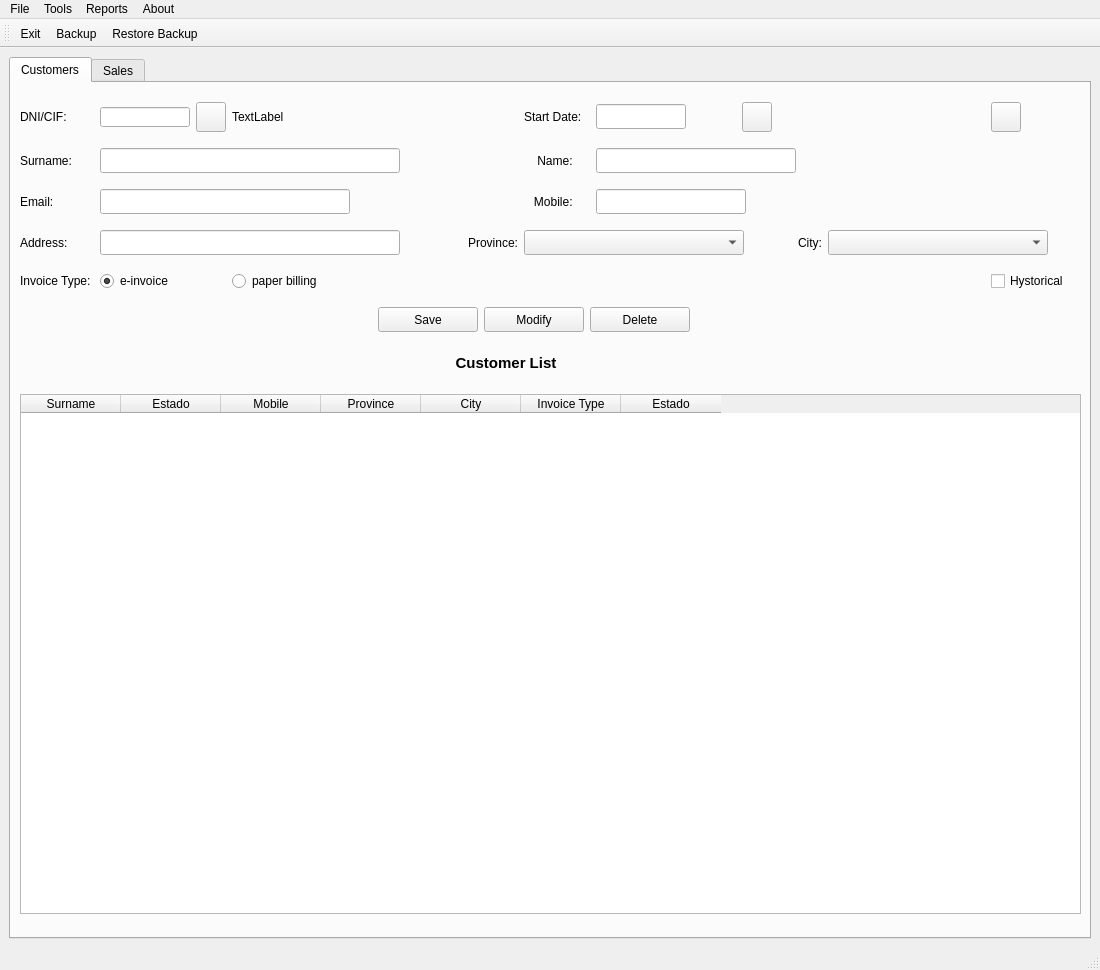
First picture: the form in templates/window.ui, repository antonrubii/ProyectoDI, before the edit.
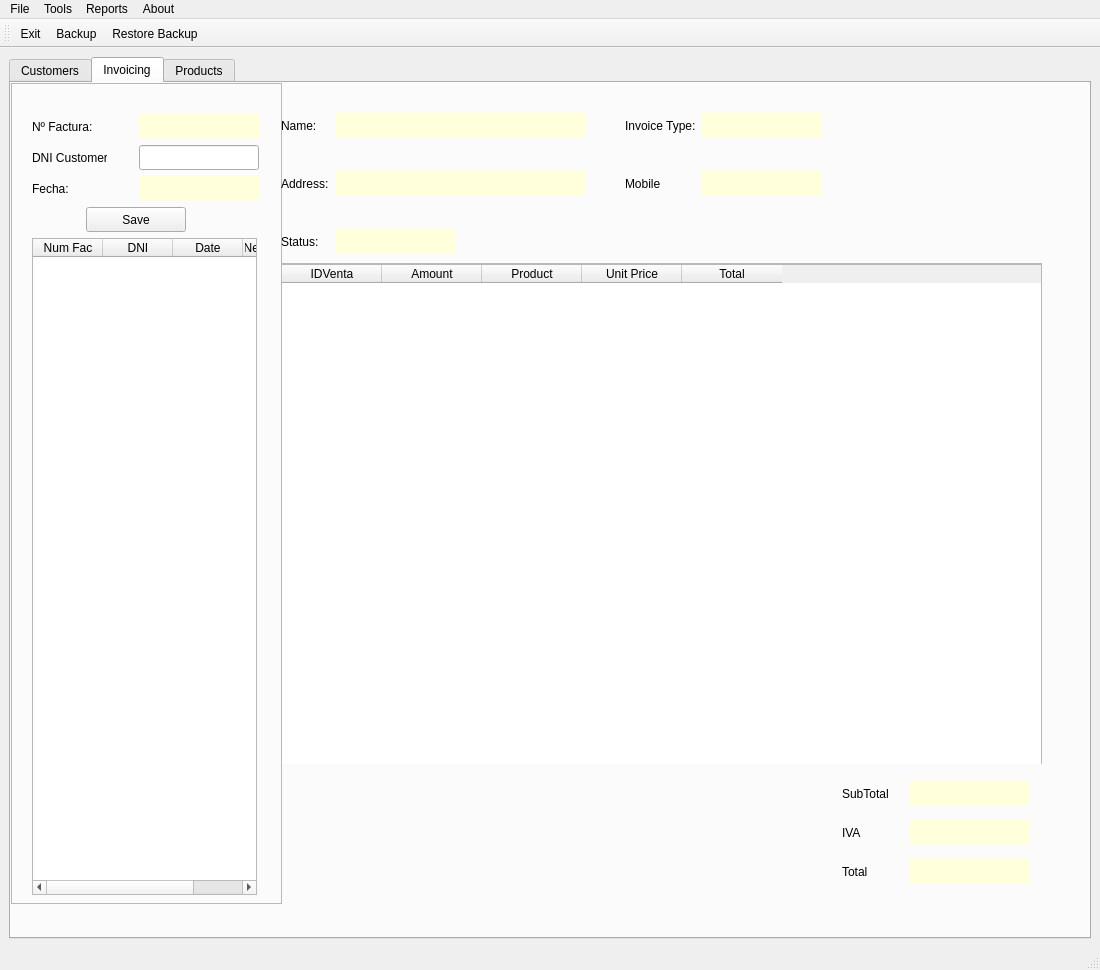
Second picture: the form after the edit. Icons and pictures are not drawn.

What changed in the file:
```diff
--- a/templates/window.ui
+++ b/templates/window.ui
@@ -46,7 +46,7 @@
        </size>
       </property>
       <property name="currentIndex">
-       <number>0</number>
+       <number>1</number>
       </property>
       <widget class="QWidget" name="tabCli">
        <property name="sizePolicy">
@@ -602,21 +602,808 @@
         </item>
        </layout>
       </widget>
+      <widget class="QWidget" name="tab">
+       <attribute name="title">
+        <string>Invoicing</string>
+       </attribute>
+       <widget class="QFrame" name="frmFac">
+        <property name="geometry">
+         <rect>
+          <x>0</x>
+          <y>0</y>
+          <width>271</width>
+          <height>821</height>
+         </rect>
+        </property>
+        <property name="frameShape">
+         <enum>QFrame::StyledPanel</enum>
+        </property>
+        <property name="frameShadow">
+         <enum>QFrame::Raised</enum>
+        </property>
+        <widget class="QWidget" name="layoutWidget">
+         <property name="geometry">
+          <rect>
+           <x>21</x>
+           <y>31</y>
+           <width>227</width>
+           <height>781</height>
+          </rect>
+         </property>
+         <layout class="QGridLayout" name="gridLayout_7">
+          <item row="0" column="0" colspan="2">
+           <widget class="QLabel" name="label">
+            <property name="maximumSize">
+             <size>
+              <width>75</width>
+              <height>16777215</height>
+             </size>
+            </property>
+            <property name="text">
+             <string>Nº Factura:</string>
+            </property>
+           </widget>
+          </item>
+          <item row="0" column="2" colspan="2">
+           <widget class="QLabel" name="lblNumFac">
+            <property name="minimumSize">
+             <size>
+              <width>0</width>
+              <height>25</height>
+             </size>
+            </property>
+            <property name="maximumSize">
+             <size>
+              <width>120</width>
+              <height>25</height>
+             </size>
+            </property>
+            <property name="styleSheet">
+             <string notr="true">background-color: rgb(255, 255, 220);</string>
+            </property>
+            <property name="text">
+             <string/>
+            </property>
+            <property name="alignment">
+             <set>Qt::AlignCenter</set>
+            </property>
+           </widget>
+          </item>
+          <item row="1" column="0" colspan="2">
+           <widget class="QLabel" name="label_2">
+            <property name="maximumSize">
+             <size>
+              <width>75</width>
+              <height>16777215</height>
+             </size>
+            </property>
+            <property name="text">
+             <string>DNI Customer:</string>
+            </property>
+           </widget>
+          </item>
+          <item row="1" column="2" colspan="2">
+           <widget class="QLineEdit" name="txtDnifac">
+            <property name="minimumSize">
+             <size>
+              <width>120</width>
+              <height>25</height>
+             </size>
+            </property>
+            <property name="maximumSize">
+             <size>
+              <width>120</width>
+              <height>25</height>
+             </size>
+            </property>
+            <property name="text">
+             <string/>
+            </property>
+           </widget>
+          </item>
+          <item row="2" column="0">
+           <widget class="QLabel" name="label_3">
+            <property name="maximumSize">
+             <size>
+              <width>50</width>
+              <height>16777215</height>
+             </size>
+            </property>
+            <property name="text">
+             <string>Fecha:</string>
+            </property>
+           </widget>
+          </item>
+          <item row="2" column="2" colspan="2">
+           <widget class="QLabel" name="lblFechaFac">
+            <property name="minimumSize">
+             <size>
+              <width>120</width>
+              <height>25</height>
+             </size>
+            </property>
+            <property name="maximumSize">
+             <size>
+              <width>120</width>
+              <height>25</height>
+             </size>
+            </property>
+            <property name="styleSheet">
+             <string notr="true">background-color: rgb(255, 255, 220);</string>
+            </property>
+            <property name="text">
+             <string/>
+            </property>
+           </widget>
+          </item>
+          <item row="3" column="1" colspan="2">
+           <widget class="QPushButton" name="btnSaveFac">
+            <property name="minimumSize">
+             <size>
+              <width>100</width>
+              <height>25</height>
+             </size>
+            </property>
+            <property name="maximumSize">
+             <size>
+              <width>100</width>
+              <height>25</height>
+             </size>
+            </property>
+            <property name="text">
+             <string>Save</string>
+            </property>
+           </widget>
+          </item>
+          <item row="3" column="3">
+           <widget class="QPushButton" name="btnCleancli_4">
+            <property name="maximumSize">
+             <size>
+              <width>30</width>
+              <height>30</height>
+             </size>
+            </property>
+            <property name="styleSheet">
+             <string notr="true">QPushButton{
+    background-color: #e6ecf3;
+}
+QPushButton:hover{
+	background-color: #f4f7fa;
+}</string>
+            </property>
+            <property name="text">
+             <string/>
+            </property>
+            <property name="icon">
+             <iconset>
+              <normaloff>../img/reload.png</normaloff>../img/reload.png</iconset>
+            </property>
+            <property name="iconSize">
+             <size>
+              <width>24</width>
+              <height>24</height>
+             </size>
+            </property>
+            <property name="flat">
+             <bool>true</bool>
+            </property>
+           </widget>
+          </item>
+          <item row="4" column="0" colspan="4">
+           <widget class="QTableWidget" name="tableFac">
+            <property name="minimumSize">
+             <size>
+              <width>0</width>
+              <height>650</height>
+             </size>
+            </property>
+            <property name="maximumSize">
+             <size>
+              <width>225</width>
+              <height>16777215</height>
+             </size>
+            </property>
+            <property name="editTriggers">
+             <set>QAbstractItemView::NoEditTriggers</set>
+            </property>
+            <property name="alternatingRowColors">
+             <bool>true</bool>
+            </property>
+            <property name="selectionBehavior">
+             <enum>QAbstractItemView::SelectRows</enum>
+            </property>
+            <attribute name="horizontalHeaderDefaultSectionSize">
+             <number>70</number>
+            </attribute>
+            <column>
+             <property name="text">
+              <string>Num Fac</string>
+             </property>
+            </column>
+            <column>
+             <property name="text">
+              <string>DNI</string>
+             </property>
+            </column>
+            <column>
+             <property name="text">
+              <string>Date</string>
+             </property>
+            </column>
+            <column>
+             <property name="text">
+              <string>New Column</string>
+             </property>
+            </column>
+           </widget>
+          </item>
+         </layout>
+        </widget>
+       </widget>
+       <widget class="QWidget" name="layoutWidget_3">
+        <property name="geometry">
+         <rect>
+          <x>270</x>
+          <y>30</y>
+          <width>761</width>
+          <height>141</height>
+         </rect>
+        </property>
+        <layout class="QGridLayout" name="gridLayout_3">
+         <item row="3" column="0">
+          <widget class="QLabel" name="label_12">
+           <property name="maximumSize">
+            <size>
+             <width>50</width>
+             <height>16777215</height>
+            </size>
+           </property>
+           <property name="text">
+            <string>Status:</string>
+           </property>
+          </widget>
+         </item>
+         <item row="0" column="2">
+          <spacer name="horizontalSpacer_5">
+           <property name="orientation">
+            <enum>Qt::Horizontal</enum>
+           </property>
+           <property name="sizeHint" stdset="0">
+            <size>
+             <width>40</width>
+             <height>20</height>
+            </size>
+           </property>
+          </spacer>
+         </item>
+         <item row="0" column="4">
+          <widget class="QLabel" name="lblInvoiceTypeInv">
+           <property name="minimumSize">
+            <size>
+             <width>120</width>
+             <height>25</height>
+            </size>
+           </property>
+           <property name="maximumSize">
+            <size>
+             <width>120</width>
+             <height>25</height>
+            </size>
+           </property>
+           <property name="styleSheet">
+            <string notr="true">background-color: rgb(255, 255, 220);</string>
+           </property>
+           <property name="text">
+            <string/>
+           </property>
+          </widget>
+         </item>
+         <item row="1" column="4">
+          <widget class="QLabel" name="lblMobileInv">
+           <property name="minimumSize">
+            <size>
+             <width>120</width>
+             <height>25</height>
+            </size>
+           </property>
+           <property name="maximumSize">
+            <size>
+             <width>120</width>
+             <height>25</height>
+            </size>
+           </property>
+           <property name="styleSheet">
+            <string notr="true">background-color: rgb(255, 255, 220);</string>
+           </property>
+           <property name="text">
+            <string/>
+           </property>
+          </widget>
+         </item>
+         <item row="0" column="5">
+          <spacer name="horizontalSpacer_4">
+           <property name="orientation">
+            <enum>Qt::Horizontal</enum>
+           </property>
+           <property name="sizeHint" stdset="0">
+            <size>
+             <width>40</width>
+             <height>20</height>
+            </size>
+           </property>
+          </spacer>
+         </item>
+         <item row="1" column="2">
+          <spacer name="horizontalSpacer_3">
+           <property name="orientation">
+            <enum>Qt::Horizontal</enum>
+           </property>
+           <property name="sizeHint" stdset="0">
+            <size>
+             <width>40</width>
+             <height>20</height>
+            </size>
+           </property>
+          </spacer>
+         </item>
+         <item row="1" column="5">
+          <spacer name="horizontalSpacer_6">
+           <property name="maximumSize">
+            <size>
+             <width>225</width>
+             <height>16777215</height>
+            </size>
+           </property>
+           <property name="orientation">
+            <enum>Qt::Horizontal</enum>
+           </property>
+           <property name="sizeHint" stdset="0">
+            <size>
+             <width>40</width>
+             <height>20</height>
+            </size>
+           </property>
+          </spacer>
+         </item>
+         <item row="0" column="0">
+          <widget class="QLabel" name="label_4">
+           <property name="maximumSize">
+            <size>
+             <width>50</width>
+             <height>16777215</height>
+            </size>
+           </property>
+           <property name="text">
+            <string>Name:</string>
+           </property>
+          </widget>
+         </item>
+         <item row="0" column="3">
+          <widget class="QLabel" name="label_11">
+           <property name="maximumSize">
+            <size>
+             <width>75</width>
+             <height>16777215</height>
+            </size>
+           </property>
+           <property name="text">
+            <string>Invoice Type:</string>
+           </property>
+          </widget>
+         </item>
+         <item row="1" column="0">
+          <widget class="QLabel" name="label_9">
+           <property name="maximumSize">
+            <size>
+             <width>50</width>
+             <height>16777215</height>
+            </size>
+           </property>
+           <property name="text">
+            <string>Address:</string>
+           </property>
+          </widget>
+         </item>
+         <item row="3" column="1">
+          <widget class="QLabel" name="lblStatusInv">
+           <property name="minimumSize">
+            <size>
+             <width>120</width>
+             <height>25</height>
+            </size>
+           </property>
+           <property name="maximumSize">
+            <size>
+             <width>120</width>
+             <height>25</height>
+            </size>
+           </property>
+           <property name="styleSheet">
+            <string notr="true">background-color: rgb(255, 255, 220);</string>
+           </property>
+           <property name="text">
+            <string/>
+           </property>
+          </widget>
+         </item>
+         <item row="0" column="1">
+          <widget class="QLabel" name="lblNameInv">
+           <property name="minimumSize">
+            <size>
+             <width>250</width>
+             <height>25</height>
+            </size>
+           </property>
+           <property name="maximumSize">
+            <size>
+             <width>16777215</width>
+             <height>25</height>
+            </size>
+           </property>
+           <property name="styleSheet">
+            <string notr="true">background-color: rgb(255, 255, 220);</string>
+           </property>
+           <property name="text">
+            <string/>
+           </property>
+          </widget>
+         </item>
+         <item row="1" column="3">
+          <widget class="QLabel" name="label_10">
+           <property name="text">
+            <string>Mobile</string>
+           </property>
+          </widget>
+         </item>
+         <item row="1" column="1">
+          <widget class="QLabel" name="lblAddressInv">
+           <property name="minimumSize">
+            <size>
+             <width>250</width>
+             <height>25</height>
+            </size>
+           </property>
+           <property name="maximumSize">
+            <size>
+             <width>16777215</width>
+             <height>25</height>
+            </size>
+           </property>
+           <property name="styleSheet">
+            <string notr="true">background-color: rgb(255, 255, 220);</string>
+           </property>
+           <property name="text">
+            <string/>
+           </property>
+          </widget>
+         </item>
+         <item row="3" column="3">
+          <widget class="QPushButton" name="btnOk">
+           <property name="maximumSize">
+            <size>
+             <width>30</width>
+             <height>30</height>
+            </size>
+           </property>
+           <property name="styleSheet">
+            <string notr="true">QPushButton{
+    background-color: #e6ecf3;
+}
+QPushButton:hover{
+	background-color: #f4f7fa;
+}</string>
+           </property>
+           <property name="text">
+            <string/>
+           </property>
+           <property name="icon">
+            <iconset>
+             <normaloff>../img/Ok.png</normaloff>../img/Ok.png</iconset>
+           </property>
+           <property name="iconSize">
+            <size>
+             <width>60</width>
+             <height>60</height>
+            </size>
+           </property>
+           <property name="flat">
+            <bool>true</bool>
+           </property>
+          </widget>
+         </item>
+        </layout>
+       </widget>
+       <widget class="QWidget" name="layoutWidget_4">
+        <property name="geometry">
+         <rect>
+          <x>820</x>
+          <y>690</y>
+          <width>211</width>
+          <height>121</height>
+         </rect>
+        </property>
+        <layout class="QGridLayout" name="gridLayout_6">
+         <item row="0" column="0">
+          <widget class="QLabel" name="label_21">
+           <property name="maximumSize">
+            <size>
+             <width>75</width>
+             <height>16777215</height>
+            </size>
+           </property>
+           <property name="text">
+            <string>SubTotal</string>
+           </property>
+          </widget>
+         </item>
+         <item row="0" column="1">
+          <widget class="QLabel" name="lblSubTotalInv">
+           <property name="minimumSize">
+            <size>
+             <width>0</width>
+             <height>25</height>
+            </size>
+           </property>
+           <property name="maximumSize">
+            <size>
+             <width>120</width>
+             <height>25</height>
+            </size>
+           </property>
+           <property name="styleSheet">
+            <string notr="true">background-color: rgb(255, 255, 220);</string>
+           </property>
+           <property name="text">
+            <string/>
+           </property>
+           <property name="alignment">
+            <set>Qt::AlignCenter</set>
+           </property>
+          </widget>
+         </item>
+         <item row="1" column="0">
+          <widget class="QLabel" name="label_23">
+           <property name="maximumSize">
+            <size>
+             <width>75</width>
+             <height>16777215</height>
+            </size>
+           </property>
+           <property name="text">
+            <string>IVA</string>
+           </property>
+          </widget>
+         </item>
+         <item row="1" column="1">
+          <widget class="QLabel" name="lblIVAInv">
+           <property name="minimumSize">
+            <size>
+             <width>0</width>
+             <height>25</height>
+            </size>
+           </property>
+           <property name="maximumSize">
+            <size>
+             <width>120</width>
+             <height>25</height>
+            </size>
+           </property>
+           <property name="styleSheet">
+            <string notr="true">background-color: rgb(255, 255, 220);</string>
+           </property>
+           <property name="text">
+            <string/>
+           </property>
+           <property name="alignment">
+            <set>Qt::AlignCenter</set>
+           </property>
+          </widget>
+         </item>
+         <item row="2" column="0">
+          <widget class="QLabel" name="label_22">
+           <property name="maximumSize">
+            <size>
+             <width>50</width>
+             <height>16777215</height>
+            </size>
+           </property>
+           <property name="text">
+            <string>Total</string>
+           </property>
+          </widget>
+         </item>
+         <item row="2" column="1">
+          <widget class="QLabel" name="lblTotalInv">
+           <property name="minimumSize">
+            <size>
+             <width>120</width>
+             <height>25</height>
+            </size>
+           </property>
+           <property name="maximumSize">
+            <size>
+             <width>120</width>
+             <height>25</height>
+            </size>
+           </property>
+           <property name="styleSheet">
+            <string notr="true">background-color: rgb(255, 255, 220);</string>
+           </property>
+           <property name="text">
+            <string/>
+           </property>
+          </widget>
+         </item>
+        </layout>
+       </widget>
+       <widget class="QFrame" name="frame_2">
+        <property name="geometry">
+         <rect>
+          <x>270</x>
+          <y>180</y>
+          <width>761</width>
+          <height>501</height>
+         </rect>
+        </property>
+        <property name="frameShape">
+         <enum>QFrame::StyledPanel</enum>
+        </property>
+        <property name="frameShadow">
+         <enum>QFrame::Raised</enum>
+        </property>
+        <widget class="QTableWidget" name="tableSales">
+         <property name="geometry">
+          <rect>
+           <x>0</x>
+           <y>1</y>
+           <width>761</width>
+           <height>501</height>
+          </rect>
+         </property>
+         <property name="editTriggers">
+          <set>QAbstractItemView::AllEditTriggers</set>
+         </property>
+         <property name="alternatingRowColors">
+          <bool>true</bool>
+         </property>
+         <column>
+          <property name="text">
+           <string>IDVenta</string>
+          </property>
+         </column>
+         <column>
+          <property name="text">
+           <string>Amount</string>
+          </property>
+         </column>
+         <column>
+          <property name="text">
+           <string>Product</string>
+          </property>
+         </column>
+         <column>
+          <property name="text">
+           <string>Unit Price</string>
+          </property>
+         </column>
+         <column>
+          <property name="text">
+           <string>Total</string>
+          </property>
+         </column>
+        </widget>
+       </widget>
+      </widget>
       <widget class="QWidget" name="tab_3">
        <attribute name="title">
-        <string>Sales</string>
+        <string>Products</string>
        </attribute>
-       <widget class="QLabel" name="label">
+       <widget class="QWidget" name="layoutWidget_2">
         <property name="geometry">
          <rect>
-          <x>250</x>
-          <y>90</y>
-          <width>47</width>
-          <height>13</height>
+          <x>1171</x>
+          <y>6</y>
+          <width>575</width>
+          <height>31</height>
          </rect>
         </property>
-        <property name="text">
-         <string>TextLabel</string>
+        <layout class="QHBoxLayout" name="horizontalLayout_37">
+         <item>
+          <widget class="QLabel" name="lblFechaBajaVen_3">
+           <property name="minimumSize">
+            <size>
+             <width>80</width>
+             <height>20</height>
+            </size>
+           </property>
+           <property name="maximumSize">
+            <size>
+             <width>160</width>
+             <height>20</height>
+            </size>
+           </property>
+           <property name="layoutDirection">
+            <enum>Qt::LeftToRight</enum>
+           </property>
+           <property name="text">
+            <string>Fecha de baja:</string>
+           </property>
+           <property name="textFormat">
+            <enum>Qt::AutoText</enum>
+           </property>
+           <property name="alignment">
+            <set>Qt::AlignRight|Qt::AlignTrailing|Qt::AlignVCenter</set>
+           </property>
+          </widget>
+         </item>
+         <item>
+          <widget class="QLineEdit" name="txtFechaBajaVen_3">
+           <property name="minimumSize">
+            <size>
+             <width>90</width>
+             <height>0</height>
+            </size>
+           </property>
+           <property name="maximumSize">
+            <size>
+             <width>80</width>
+             <height>16777215</height>
+            </size>
+           </property>
+          </widget>
+         </item>
+         <item>
+          <widget class="QPushButton" name="btnFechaBajaVen_3">
+           <property name="minimumSize">
+            <size>
+             <width>29</width>
+             <height>29</height>
+            </size>
+           </property>
+           <property name="maximumSize">
+            <size>
+             <width>29</width>
+             <height>29</height>
+            </size>
+           </property>
+           <property name="text">
+            <string/>
+           </property>
+           <property name="icon">
+            <iconset>
+             <normaloff>../../Users/a25antonrr/PycharmProjects/PythonProject/Proyecto-Desarrollo-Interfaces/img/calendar.png</normaloff>../../Users/a25antonrr/PycharmProjects/PythonProject/Proyecto-Desarrollo-Interfaces/img/calendar.png</iconset>
+           </property>
+           <property name="iconSize">
+            <size>
+             <width>28</width>
+             <height>28</height>
+            </size>
+           </property>
+          </widget>
+         </item>
+         <item>
+          <spacer name="horizontalSpacer_61">
+           <property name="orientation">
+            <enum>Qt::Horizontal</enum>
+           </property>
+           <property name="sizeHint" stdset="0">
+            <size>
+             <width>40</width>
+             <height>20</height>
+            </size>
+           </property>
+          </spacer>
+         </item>
+        </layout>
+       </widget>
+       <widget class="QWidget" name="layoutWidget_9">
+        <property name="geometry">
+         <rect>
+          <x>1171</x>
+          <y>43</y>
+          <width>575</width>
+          <height>31</height>
+         </rect>
         </property>
        </widget>
        <widget class="QComboBox" name="cmbIVA">
```
Left out of the diff: 897 changed lines with no effect on the pictures.
